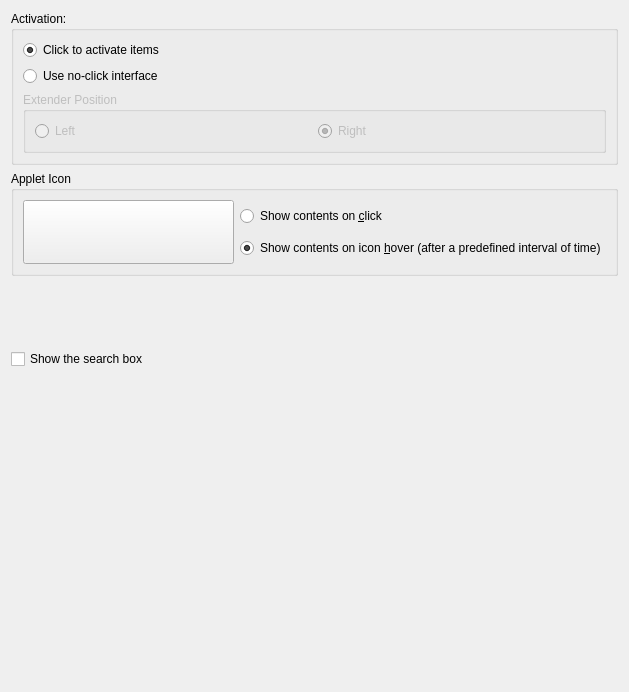
KDE/kdeplasma-addons, file applets/lancelot/parts/LancelotPartConfigBase.ui: the form before one commit.
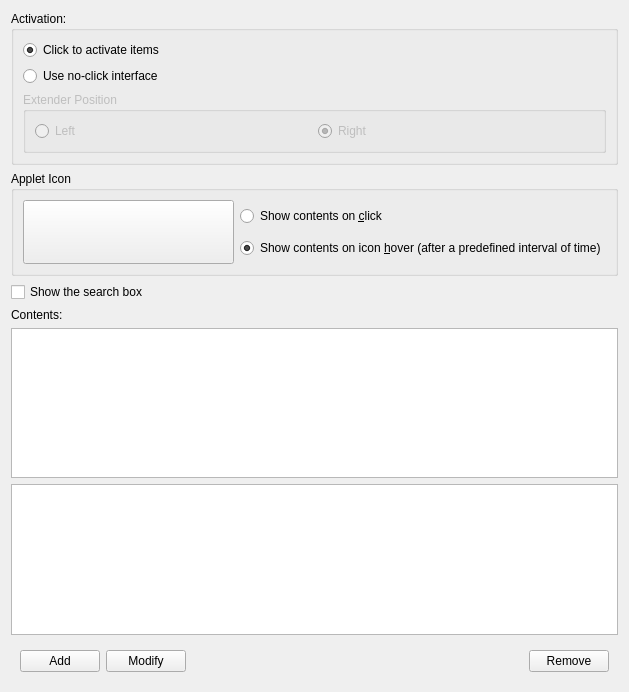
The form after the commit. Custom widgets are drawn as their Qt base class.

Commit message: Small fixes to contents loading

Patch:
```diff
--- a/applets/lancelot/parts/LancelotPartConfigBase.ui
+++ b/applets/lancelot/parts/LancelotPartConfigBase.ui
@@ -159,6 +159,59 @@
         </property>
        </widget>
       </item>
+      <item>
+       <widget class="QLabel" name="label">
+        <property name="text">
+         <string>Contents:</string>
+        </property>
+       </widget>
+      </item>
+      <item>
+       <widget class="QListWidget" name="listModels"/>
+      </item>
+      <item>
+       <widget class="QPlainTextEdit" name="textData"/>
+      </item>
+      <item>
+       <widget class="QFrame" name="frame">
+        <layout class="QHBoxLayout" name="horizontalLayout_3">
+         <item>
+          <widget class="QPushButton" name="buttonAdd">
+           <property name="text">
+            <string>Add</string>
+           </property>
+          </widget>
+         </item>
+         <item>
+          <widget class="QPushButton" name="buttonModify">
+           <property name="text">
+            <string>Modify</string>
+           </property>
+          </widget>
+         </item>
+         <item>
+          <spacer name="horizontalSpacer">
+           <property name="orientation">
+            <enum>Qt::Horizontal</enum>
+           </property>
+           <property name="sizeHint" stdset="0">
+            <size>
+             <width>40</width>
+             <height>20</height>
+            </size>
+           </property>
+          </spacer>
+         </item>
+         <item>
+          <widget class="QPushButton" name="buttonRemove">
+           <property name="text">
+            <string>Remove</string>
+           </property>
+          </widget>
+         </item>
+        </layout>
+       </widget>
+      </item>
       <item>
        <spacer name="verticalSpacer">
         <property name="orientation">
@@ -167,7 +220,7 @@
         <property name="sizeHint" stdset="0">
          <size>
           <width>20</width>
-          <height>299</height>
+          <height>36</height>
          </size>
         </property>
        </spacer>
```
The commit also changes 6 other files.
